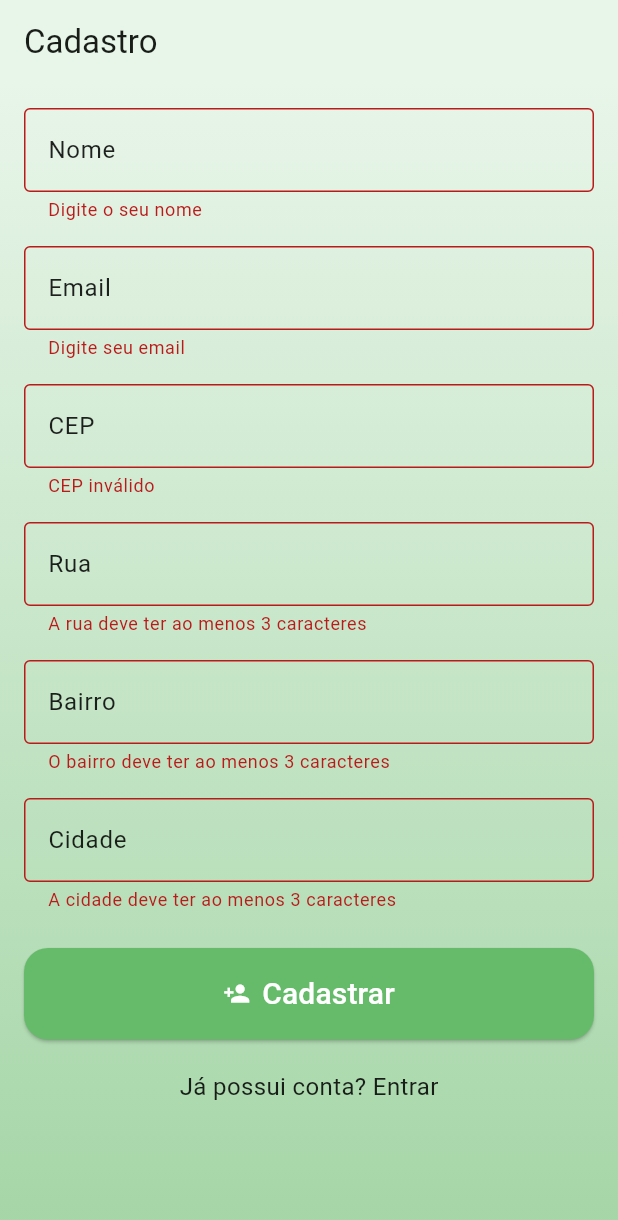
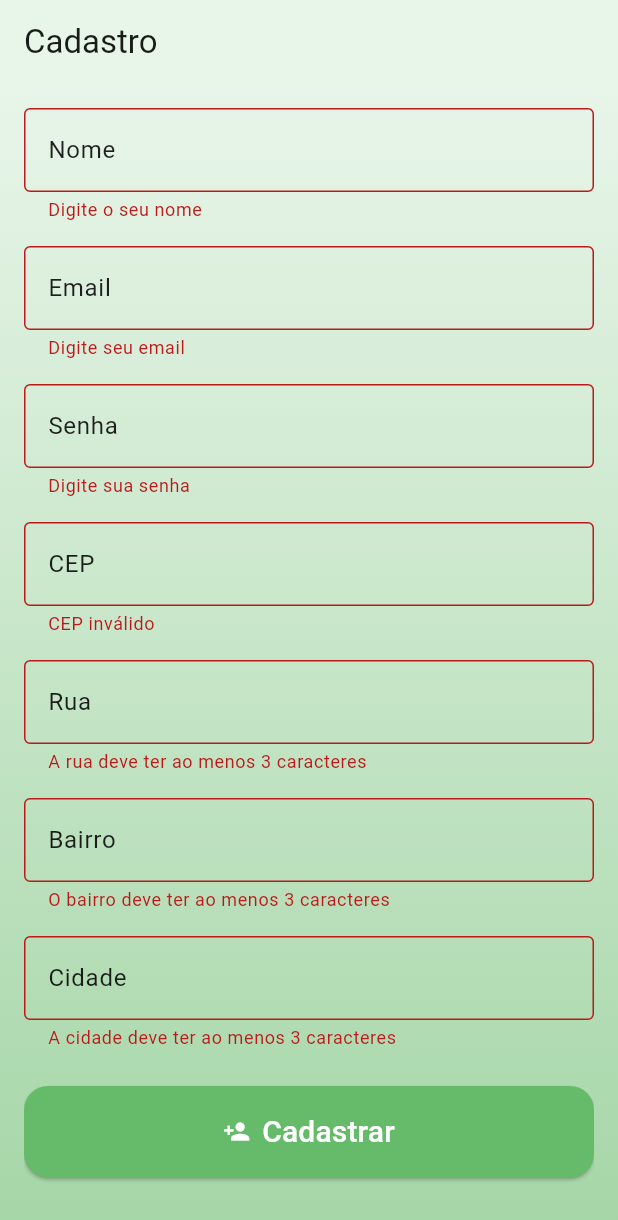
Before and after one commit to NatanTeixeiraVieira/garbage_classifier_mobile, a Flutter app: the screen it shows after launch, after a tap on "Cadastrar", on a phone screen of 412 x 824 dp. Shown: the top 1220 px of the screen. Run offline on Flutter 3.47's test engine with Material 3 defaults, Android fonts, the phone set to English and light mode, and no system bars.

Commit message:
feat: Add password field in register form

```diff
--- a/lib/shared/widgets/molecules/login_form_section.dart
+++ b/lib/shared/widgets/molecules/login_form_section.dart
@@ -4,15 +4,11 @@ import 'package:garbage_classifier_mobile/shared/widgets/atoms/text_field_app.da
 class LoginFormSection extends StatelessWidget {
   final TextEditingController emailController;
   final TextEditingController passwordController;
-  final void Function(String)? onEmailChanged;
-  final void Function(String)? onPasswordChanged;
 
   const LoginFormSection({
     super.key,
     required this.emailController,
     required this.passwordController,
-    this.onEmailChanged,
-    this.onPasswordChanged,
   });
 
   @override
@@ -24,7 +20,6 @@ class LoginFormSection extends StatelessWidget {
           controller: emailController,
           hint: "Digite seu email",
           keyboardType: TextInputType.emailAddress,
-          onChanged: onEmailChanged,
           validator: (value) {
             if (value == null || value.isEmpty) {
               return "Digite seu email";
@@ -42,7 +37,6 @@ class LoginFormSection extends StatelessWidget {
           hint: "Digite sua senha",
           keyboardType: TextInputType.text,
           obscureText: true,
-          onChanged: onPasswordChanged,
           validator: (value) {
             if (value == null || value.isEmpty) {
               return "Digite sua senha";
--- a/lib/shared/widgets/molecules/personal_info_form_section.dart
+++ b/lib/shared/widgets/molecules/personal_info_form_section.dart
@@ -4,11 +4,13 @@ import 'package:garbage_classifier_mobile/shared/widgets/atoms/text_field_app.da
 class PersonalInfoFormSection extends StatelessWidget {
   final TextEditingController nameController;
   final TextEditingController emailController;
+  final TextEditingController passwordController;
 
   const PersonalInfoFormSection({
     super.key,
     required this.nameController,
     required this.emailController,
+    required this.passwordController,
   });
 
   @override
@@ -36,6 +38,23 @@ class PersonalInfoFormSection extends StatelessWidget {
             return null;
           },
         ),
+        const SizedBox(height: 16),
+        TextFieldApp(
+          label: "Senha",
+          controller: passwordController,
+          hint: "Digite sua senha",
+          keyboardType: TextInputType.text,
+          obscureText: true,
+          validator: (value) {
+            if (value == null || value.isEmpty) {
+              return "Digite sua senha";
+            }
+            if (value.length < 8) {
+              return "A senha precisa ter pelo menos 8 caracteres";
+            }
+            return null;
+          },
+        ),
       ],
     );
   }
--- a/lib/shared/widgets/organisms/register_form.dart
+++ b/lib/shared/widgets/organisms/register_form.dart
@@ -23,7 +23,6 @@ class _RegisterFormState extends State<RegisterForm>
     with SingleTickerProviderStateMixin {
   final _formKey = GlobalKey<FormState>();
 
-  // Controllers
   final _nameController = TextEditingController();
   final _emailController = TextEditingController();
   final _passwordController = TextEditingController();
@@ -32,7 +31,6 @@ class _RegisterFormState extends State<RegisterForm>
   final _neighborhoodController = TextEditingController();
   final _cityController = TextEditingController();
 
-  // Animation
   late AnimationController _buttonController;
 
   @override
@@ -112,6 +110,7 @@ class _RegisterFormState extends State<RegisterForm>
           PersonalInfoFormSection(
             nameController: _nameController,
             emailController: _emailController,
+            passwordController: _passwordController,
           ),
           const SizedBox(height: 16),
           AddressFormSection(
```
